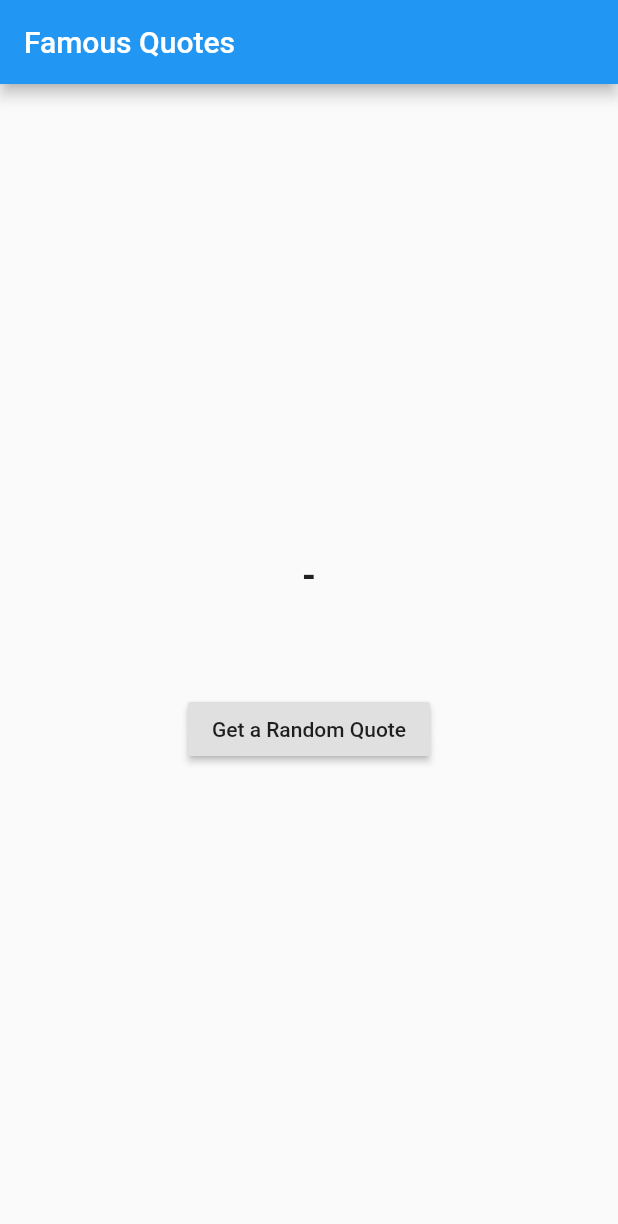
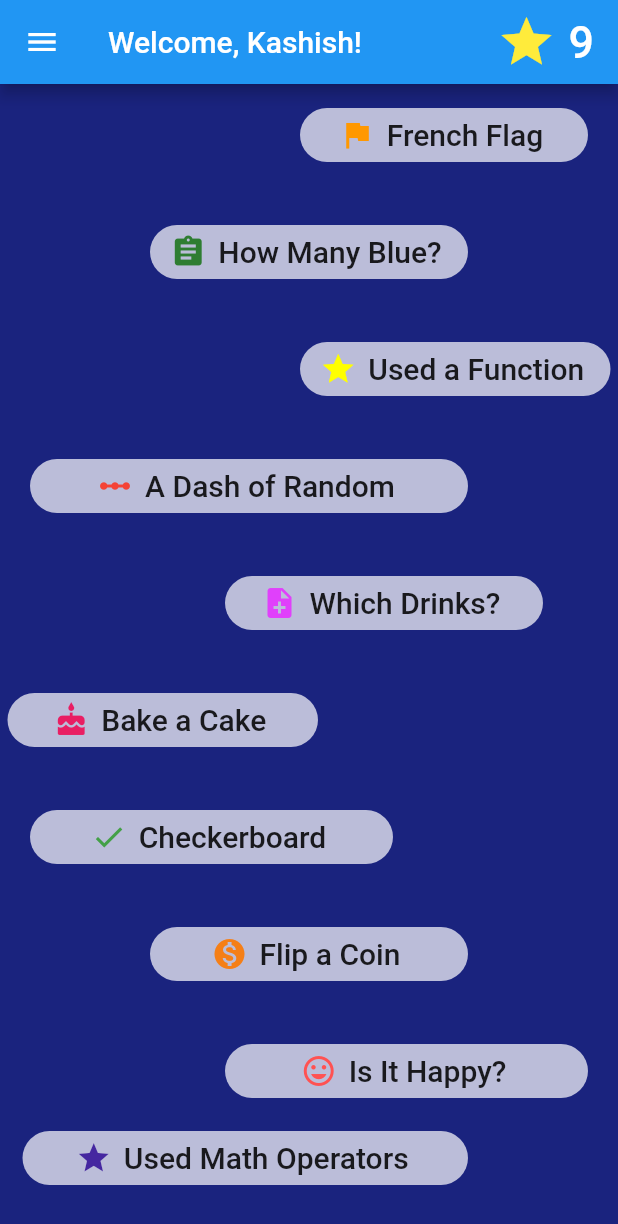
Before and after one commit to kashishmadan/dhanyawad-HackOn, a Flutter app: the screen it shows after launch, on a phone screen of 412 x 824 dp. Shown: the top 1224 px of the screen. Run offline on Flutter 3.47's test engine with Material 2 defaults, Android fonts, the phone set to English and light mode, and no system bars.

Commit message:
Updated UI

```diff
--- /dev/null
+++ b/lib/homescreen.dart
@@ -0,0 +1,166 @@
+import 'package:flutter/material.dart';
+//import 'package:gradient_app_bar/gradient_app_bar.dart';
+class HomeScreen extends StatefulWidget {
+  @override
+  _HomeScreenState createState() => new _HomeScreenState();
+}
+
+class _HomeScreenState extends State<HomeScreen> {
+  @override
+  Widget build(BuildContext context) {
+    return new Scaffold(
+      appBar: AppBar(
+        title: Text('Welcome, Kashish!'),
+        actions: <Widget>[
+          FlatButton.icon(
+            textColor: Colors.white,
+            onPressed: (){},
+            icon: Icon(Icons.star,size: 40.0,color: Colors.yellow,),
+            label: Text('9',style: TextStyle(fontSize: 30)),
+          )
+        ],
+
+      ),
+      drawer: Drawer(
+        child: ListView(
+          children: <Widget>[
+            UserAccountsDrawerHeader(
+              accountName: Text('Kashish Madan',style: TextStyle(fontSize: 30,color: Colors.black),),
+              accountEmail: Text('Level 1',style: TextStyle(fontSize: 20,color: Colors.black54),),
+              decoration: BoxDecoration(color: Colors.lightGreenAccent,
+              ),
+            ),
+            ListTile(
+              title: Text('Dashboard',style: TextStyle(fontSize: 25,color: Colors.black),),
+              onTap: (){},
+            ),
+            ListTile(
+              title: Text('Messages',style: TextStyle(fontSize: 25,color: Colors.black),),
+              onTap: (){},
+            ),
+            ListTile(
+              title: Text('What is Code?',style: TextStyle(fontSize: 25,color: Colors.black),),
+              onTap: (){},
+            ),
+            ListTile(
+              title: Text('Fundamentals',style: TextStyle(fontSize: 25,color: Colors.black),),
+              onTap: (){},
+            ),
+            ListTile(
+              title: Text('Settings',style: TextStyle(fontSize: 25,color: Colors.black),),
+              onTap: (){},
+            ),
+          ],
+        ),
+      ),
+      body: Container(
+        color: Colors.indigo[900],
+        child: ListView(
+
+          children: <Widget>[
+            Padding(
+              padding: const EdgeInsets.only(left:200.0,top:10.0,right:20.0,bottom:20.0 ),
+              child: FlatButton.icon(
+                  color: Colors.white70,
+                  shape: RoundedRectangleBorder(
+                    borderRadius: new BorderRadius.circular(18.0),
+                  ),
+                  onPressed:(){},
+                  icon: Icon(Icons.flag,color: Colors.orange,), label: Text('French Flag',style: TextStyle(fontSize: 20),),)
+            ),
+            Padding(
+                padding: const EdgeInsets.only(left:100.0,top:10.0,right:100.0,bottom:20.0 ),
+                child: FlatButton.icon(
+                    color: Colors.white70,
+                    shape: RoundedRectangleBorder(
+                      borderRadius: new BorderRadius.circular(18.0),
+                    ),
+                    onPressed:(){},
+                    icon: Icon(Icons.assignment,color: Colors.green[800],), label: Text('How Many Blue?',style: TextStyle(fontSize: 20),))
+            ),
+            Padding(
+                padding: const EdgeInsets.only(left:200.0,top:10.0,right:5.0,bottom:20.0 ),
+                child: FlatButton.icon(
+                    color: Colors.white70,
+                    shape: RoundedRectangleBorder(
+                      borderRadius: new BorderRadius.circular(18.0),
+                    ),
+                    onPressed:(){},
+                    icon: Icon(Icons.star,color: Colors.yellowAccent,), label: Text('Used a Function',style: TextStyle(fontSize: 20),))
+            ),
+            Padding(
+                padding: const EdgeInsets.only(left:20.0,top:10.0,right:100.0,bottom:20.0 ),
+                child: FlatButton.icon(
+                    color: Colors.white70,
+                    shape: RoundedRectangleBorder(
+                      borderRadius: new BorderRadius.circular(18.0),
+                    ),
+                    onPressed:(){},
+                    icon: Icon(Icons.linear_scale,color: Colors.red,), label: Text('A Dash of Random',style: TextStyle(fontSize: 20),))
+            ),
+            Padding(
+                padding: const EdgeInsets.only(left:150.0,top:10.0,right:50.0,bottom:20.0 ),
+                child: FlatButton.icon(
+                    color: Colors.white70,
+                    shape: RoundedRectangleBorder(
+                      borderRadius: new BorderRadius.circular(18.0),
+                    ),
+                    onPressed:(){},
+                    icon: Icon(Icons.note_add,color: Colors.purpleAccent,), label: Text('Which Drinks?',style: TextStyle(fontSize: 20),))
+            ),
+            Padding(
+                padding: const EdgeInsets.only(left:5.0,top:10.0,right:200.0,bottom:20.0 ),
+                child: FlatButton.icon(
+                    color: Colors.white70,
+                    shape: RoundedRectangleBorder(
+                      borderRadius: new BorderRadius.circular(18.0),
+                    ),
+                    onPressed:(){},
+                    icon: Icon(Icons.cake,color: Colors.pink,), label: Text('Bake a Cake',style: TextStyle(fontSize: 20),))
+            ),
+            Padding(
+                padding: const EdgeInsets.only(left:20.0,top:10.0,right:150.0,bottom:20.0 ),
+                child: FlatButton.icon(
+                    color: Colors.white70,
+                    shape: RoundedRectangleBorder(
+                      borderRadius: new BorderRadius.circular(18.0),
+                    ),
+                    onPressed:(){},
+                    icon: Icon(Icons.check,color: Colors.green[600]), label: Text('Checkerboard',style: TextStyle(fontSize: 20),))
+            ),
+            Padding(
+                padding: const EdgeInsets.only(left:100.0,top:10.0,right:100.0,bottom:20.0 ),
+                child: FlatButton.icon(
+                    color: Colors.white70,
+                    shape: RoundedRectangleBorder(
+                      borderRadius: new BorderRadius.circular(18.0),
+                    ),
+                    onPressed:(){},
+                    icon: Icon(Icons.monetization_on,color: Colors.yellow[900],), label: Text('Flip a Coin',style: TextStyle(fontSize: 20),))
+            ),
+            Padding(
+                padding: const EdgeInsets.only(left:150.0,top:10.0,right:20.0,bottom:0.0 ),
+                child: FlatButton.icon(
+                    color: Colors.white70,
+                    shape: RoundedRectangleBorder(
+                      borderRadius: new BorderRadius.circular(18.0),
+                    ),
+                    onPressed:(){},
+                    icon: Icon(Icons.tag_faces,color: Colors.redAccent,), label: Text('Is It Happy?',style: TextStyle(fontSize: 20),))
+            ),
+            Padding(
+                padding: const EdgeInsets.only(left:15.0,top:10.0,right:100.0,bottom:20.0 ),
+                child: FlatButton.icon(
+                    color: Colors.white70,
+                    shape: RoundedRectangleBorder(
+                      borderRadius: new BorderRadius.circular(18.0),
+                    ),
+                    onPressed:(){},
+                    icon: Icon(Icons.star,color: Colors.deepPurple[800],), label: Text('Used Math Operators',style: TextStyle(fontSize: 20),))
+            ),
+          ],
+        ),
+      ),
+    );
+  }
+}
--- a/lib/main.dart
+++ b/lib/main.dart
@@ -1,10 +1,11 @@
 import 'dart:convert';
 import 'dart:async';
 import 'dart:io';
+import 'package:dhanyawad/homescreen.dart';
 import 'package:flutter/material.dart';
 import 'package:http/http.dart' as http;
 import 'randomquote.dart';
-
+import 'homescreen.dart';
 void main() => runApp(new MyApp());
 
 class MyApp extends StatelessWidget {
@@ -13,7 +14,8 @@ class MyApp extends StatelessWidget {
 
     return new MaterialApp(
       title: 'Famous Quotes',
-      home: new RandomQuotes(),
+      home: //new RandomQuotes(),
+      HomeScreen(),
     );
   }
 }
```
